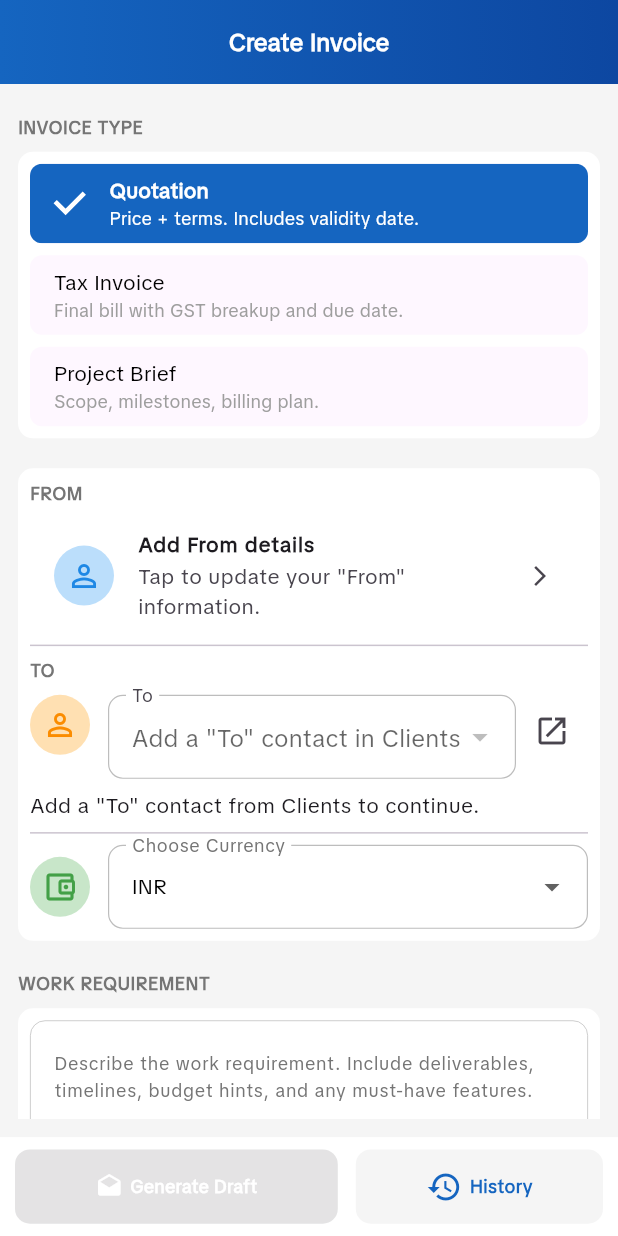
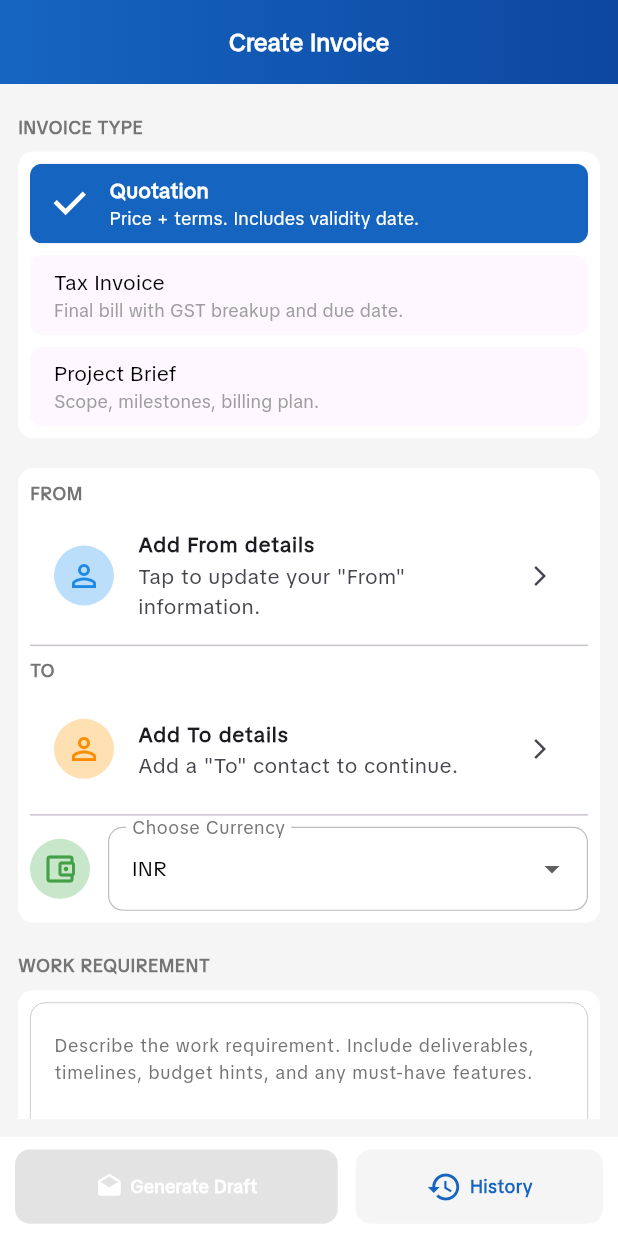
Before and after one commit to Techindraa01/Brief2Bill, a Flutter app: the screen it shows after launch, on a phone screen of 412 x 824 dp. Run offline on Flutter 3.47's test engine with Material 3 defaults, Android fonts, the light colour scheme and no system bars; our stand-ins replace hive, hive_flutter, pdf, printing, qr_flutter; accounts and stored records are empty.

Commit message:
Polish To contact picker UI

```diff
--- a/lib/Screens/home_draft.dart
+++ b/lib/Screens/home_draft.dart
@@ -1,4 +1,5 @@
 import 'dart:convert';
+import 'dart:math';
 
 import 'package:flutter/material.dart';
 import 'package:hive/hive.dart';
@@ -705,19 +706,6 @@ class _HomeDraftState extends State<HomeDraft> {
     final sellerSubtitle = _formatPartySubtitle(seller);
     final clientSubtitle = _formatPartySubtitle(selectedClient);
 
-    Widget? toSubtitle;
-    if (clientSubtitle.isNotEmpty) {
-      toSubtitle = Padding(
-        padding: const EdgeInsets.only(top: 8),
-        child: Text(clientSubtitle),
-      );
-    } else if (clients.isEmpty) {
-      toSubtitle = const Padding(
-        padding: EdgeInsets.only(top: 8),
-        child: Text('Add a "To" contact from Clients to continue.'),
-      );
-    }
-
     return Container(
       decoration: BoxDecoration(
         color: Colors.white,
@@ -770,59 +758,29 @@ class _HomeDraftState extends State<HomeDraft> {
               ),
             ),
             const SizedBox(height: 8),
-            Row(
-              crossAxisAlignment: CrossAxisAlignment.start,
-              children: [
-                CircleAvatar(
-                  backgroundColor: Colors.orange.shade100,
-                  child: Icon(Icons.person_outline, color: Colors.orange.shade600),
+            ListTile(
+              onTap: () => _showClientPicker(clients),
+              leading: CircleAvatar(
+                backgroundColor: Colors.orange.shade100,
+                child: Icon(Icons.person_outline, color: Colors.orange.shade600),
+              ),
+              title: Text(
+                _selectedClientTitle(selectedClient, clients.isEmpty),
+                style: const TextStyle(
+                  fontFamily: 'Roboto',
+                  fontWeight: FontWeight.w600,
+                  fontSize: 14,
                 ),
-                const SizedBox(width: 12),
-                Expanded(
-                  child: DropdownButtonFormField<String>(
-                    value: clients.any((c) => c['id']?.toString() == _selectedClientId)
-                        ? _selectedClientId
-                        : null,
-                    items: clients
-                        .map(
-                          (client) => DropdownMenuItem(
-                            value: client['id']?.toString(),
-                            child: Text(
-                              client['name']?.toString().isEmpty ?? true
-                                  ? 'Unnamed contact'
-                                  : client['name'].toString(),
-                            ),
-                          ),
-                        )
-                        .toList(),
-                    onChanged: clients.isEmpty
-                        ? null
-                        : (value) => setState(() => _selectedClientId = value),
-                    decoration: InputDecoration(
-                      labelText: 'To',
-                      hintText:
-                          clients.isEmpty ? 'Add a "To" contact in Clients' : null,
-                      border: OutlineInputBorder(
-                        borderRadius: BorderRadius.circular(10),
-                        borderSide: BorderSide(color: Colors.grey.shade400, width: 0.8),
-                      ),
-                      enabledBorder: OutlineInputBorder(
-                        borderRadius: BorderRadius.circular(10),
-                        borderSide: BorderSide(color: Colors.grey.shade400, width: 0.8),
-                      ),
-                    ),
-                  ),
-                ),
-                IconButton(
-                  icon: const Icon(Icons.open_in_new),
-                  tooltip: 'Manage "To" contacts',
-                  onPressed: () => Navigator.of(context).push(
-                    MaterialPageRoute(builder: (_) => const ClientsScreen()),
-                  ),
-                ),
-              ],
+              ),
+              subtitle: Text(
+                clientSubtitle.isNotEmpty
+                    ? clientSubtitle
+                    : clients.isEmpty
+                        ? 'Add a "To" contact to continue.'
+                        : 'Tap to choose from saved clients.',
+              ),
+              trailing: const Icon(Icons.arrow_forward_ios, size: 16),
             ),
-            if (toSubtitle != null) toSubtitle,
             const Divider(),
             Row(
               children: [
@@ -901,4 +859,153 @@ class _HomeDraftState extends State<HomeDraft> {
     }
     return parts.join(' • ');
   }
+
+  String _selectedClientTitle(
+    Map<String, dynamic> selectedClient,
+    bool noClients,
+  ) {
+    if (selectedClient.isNotEmpty) {
+      final name = selectedClient['name']?.toString().trim() ?? '';
+      if (name.isNotEmpty) {
+        return name;
+      }
+      if ((selectedClient['contact_person']?.toString().trim() ?? '').isNotEmpty) {
+        return selectedClient['contact_person'].toString();
+      }
+      return 'Saved contact';
+    }
+    return noClients ? 'Add To details' : 'Choose a "To" contact';
+  }
+
+  Future<void> _showClientPicker(List<Map<String, dynamic>> clients) async {
+    final result = await showModalBottomSheet<String>(
+      context: context,
+      shape: const RoundedRectangleBorder(
+        borderRadius: BorderRadius.vertical(top: Radius.circular(16)),
+      ),
+      isScrollControlled: true,
+      builder: (context) {
+        if (clients.isEmpty) {
+          return SafeArea(
+            child: Padding(
+              padding: const EdgeInsets.fromLTRB(16, 24, 16, 24),
+              child: Column(
+                mainAxisSize: MainAxisSize.min,
+                crossAxisAlignment: CrossAxisAlignment.start,
+                children: [
+                  const Text(
+                    'No saved clients yet',
+                    style: TextStyle(
+                      fontFamily: 'Roboto',
+                      fontSize: 16,
+                      fontWeight: FontWeight.w600,
+                    ),
+                  ),
+                  const SizedBox(height: 12),
+                  const Text(
+                    'Add your first "To" contact to reuse it across documents.',
+                  ),
+                  const SizedBox(height: 20),
+                  SizedBox(
+                    width: double.infinity,
+                    child: ElevatedButton.icon(
+                      icon: const Icon(Icons.add),
+                      label: const Text('Add new "To" contact'),
+                      onPressed: () => Navigator.pop(context, 'add_new'),
+                    ),
+                  ),
+                ],
+              ),
+            ),
+          );
+        }
+
+        final height = min(MediaQuery.of(context).size.height * 0.7, 420.0);
+        return SafeArea(
+          child: SizedBox(
+            height: height,
+            child: Column(
+              crossAxisAlignment: CrossAxisAlignment.start,
+              children: [
+                Padding(
+                  padding: const EdgeInsets.fromLTRB(16, 20, 16, 8),
+                  child: Row(
+                    children: [
+                      const Expanded(
+                        child: Text(
+                          'Select "To" contact',
+                          style: TextStyle(
+                            fontFamily: 'Roboto',
+                            fontSize: 16,
+                            fontWeight: FontWeight.w600,
+                          ),
+                        ),
+                      ),
+                      IconButton(
+                        icon: const Icon(Icons.add),
+                        tooltip: 'Add new contact',
+                        onPressed: () => Navigator.pop(context, 'add_new'),
+                      ),
+                    ],
+                  ),
+                ),
+                const Divider(height: 1),
+                Expanded(
+                  child: ListView.separated(
+                    itemCount: clients.length,
+                    separatorBuilder: (_, __) => const Divider(height: 1),
+                    itemBuilder: (context, index) {
+                      final client = clients[index];
+                      final id = client['id']?.toString();
+                      final title = client['name']?.toString().trim();
+                      final subtitle = _formatPartySubtitle(client);
+                      final isSelected = id == _selectedClientId;
+                      return ListTile(
+                        leading: CircleAvatar(
+                          backgroundColor: Colors.orange.shade100,
+                          child: Icon(
+                            isSelected ? Icons.check : Icons.person_outline,
+                            color: Colors.orange.shade600,
+                          ),
+                        ),
+                        title: Text(
+                          (title == null || title.isEmpty) ? 'Unnamed contact' : title,
+                          style: const TextStyle(fontFamily: 'Roboto'),
+                        ),
+                        subtitle: subtitle.isEmpty ? null : Text(subtitle),
+                        onTap: () => Navigator.pop(context, id),
+                      );
+                    },
+                  ),
+                ),
+                const Divider(height: 1),
+                Padding(
+                  padding: const EdgeInsets.all(16.0),
+                  child: SizedBox(
+                    width: double.infinity,
+                    child: OutlinedButton.icon(
+                      icon: const Icon(Icons.add),
+                      label: const Text('Add new "To" contact'),
+                      onPressed: () => Navigator.pop(context, 'add_new'),
+                    ),
+                  ),
+                ),
+              ],
+            ),
+          ),
+        );
+      },
+    );
+
+    if (!mounted || result == null) return;
+
+    if (result == 'add_new') {
+      await Navigator.of(context).push(
+        MaterialPageRoute(builder: (_) => const ClientsScreen()),
+      );
+      return;
+    }
+
+    setState(() => _selectedClientId = result);
+  }
 }
```
